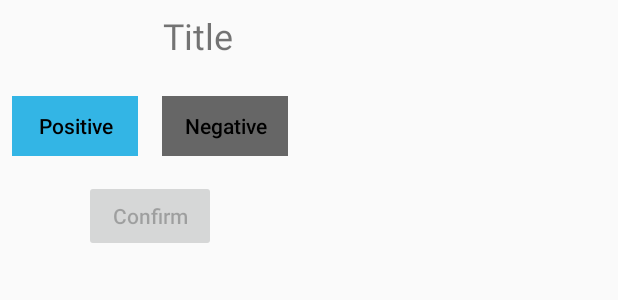
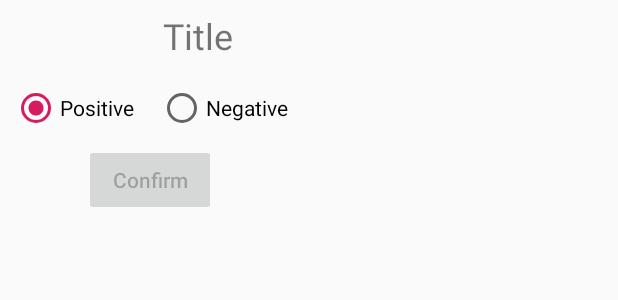
Before and after one commit to CinnamonJui/AvalonCharacters, an Android app: the layout choice_count_down_view.xml on its own in the app's theme, with its tools: preview values and no code run, on a phone screen of 412 x 824 dp. Shown: the top 300 px of the screen. Run offline under Robolectric (Android 15) with nearby library versions, the phone set to English and light mode, and no system bars.

Commit message:
Change positive & negative button in ChoiceCountDown view to Radio button

```diff
--- a/app/src/main/res/layout/choice_count_down_view.xml
+++ b/app/src/main/res/layout/choice_count_down_view.xml
@@ -47,46 +47,38 @@
 
     </LinearLayout>
 
-    <LinearLayout
+    <RadioGroup
             android:id="@+id/content"
-            style="?android:attr/buttonBarStyle"
             android:layout_width="wrap_content"
-            android:layout_height="40dp"
+            android:layout_height="wrap_content"
             android:layout_below="@id/title"
-            android:layout_centerHorizontal="true"
-            android:layout_marginVertical="16dp"
-            android:minWidth="200dp">
+            android:layout_marginVertical="8dp"
+            android:gravity="center"
+            android:minWidth="200dp"
+            android:orientation="horizontal">
 
-        <Button
+        <RadioButton
                 android:id="@+id/btnPositive"
-                style="?android:attr/buttonBarButtonStyle"
-                android:layout_width="0dp"
-                android:layout_height="match_parent"
+                android:layout_width="wrap_content"
+                android:layout_height="wrap_content"
                 android:layout_gravity="center"
                 android:layout_marginHorizontal="8sp"
-                android:layout_weight="1"
-                android:background="@color/btn_positive"
-                android:gravity="center"
+                android:checked="true"
                 android:text="Positive"
                 android:textAllCaps="false"
                 android:textColor="@android:color/black" />
 
-        <Button
+        <RadioButton
                 android:id="@+id/btnNegative"
-                style="?android:attr/buttonBarButtonStyle"
-                android:layout_width="0dp"
-                android:layout_height="match_parent"
+                android:layout_width="wrap_content"
+                android:layout_height="wrap_content"
                 android:layout_gravity="center"
                 android:layout_marginHorizontal="8sp"
-                android:layout_weight="1"
-                android:background="@color/btn_neutral"
-                android:gravity="center"
                 android:text="Negative"
-                android:textAllCaps="false"
                 android:textColor="@android:color/black" />
 
 
-    </LinearLayout>
+    </RadioGroup>
 
     <Button
             android:id="@+id/confirm"
```
Also changed, not shown: app/src/main/java/com/example/avaloncharacters/ChoiceCountDownView.kt (+11 -15 lines).
